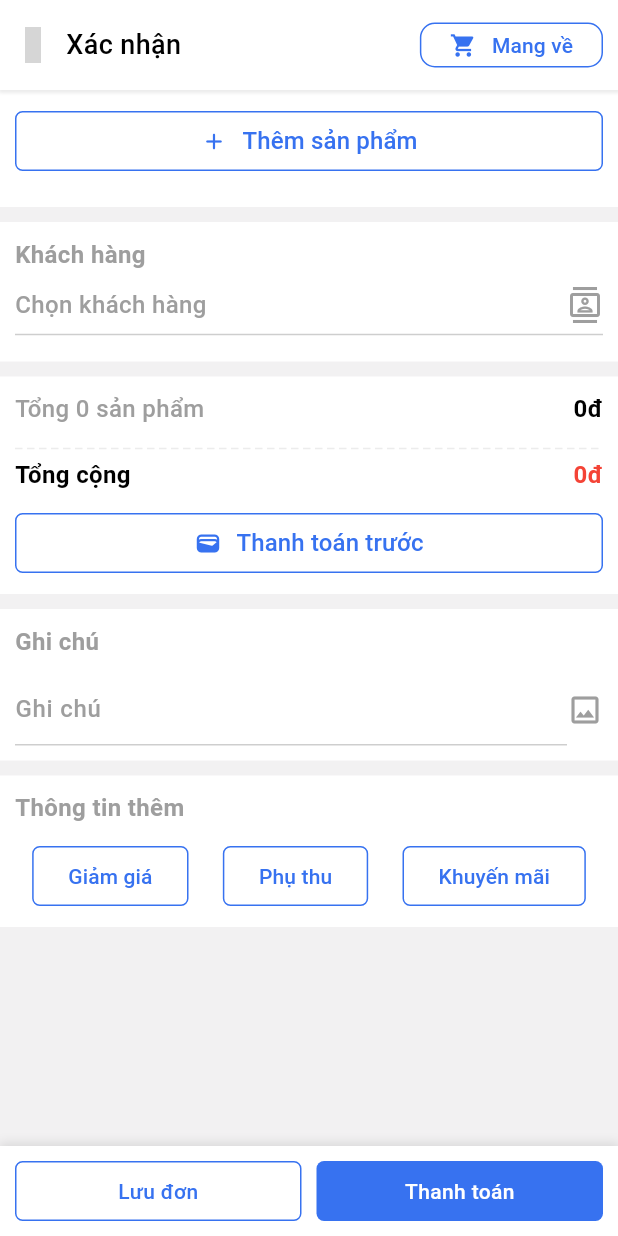
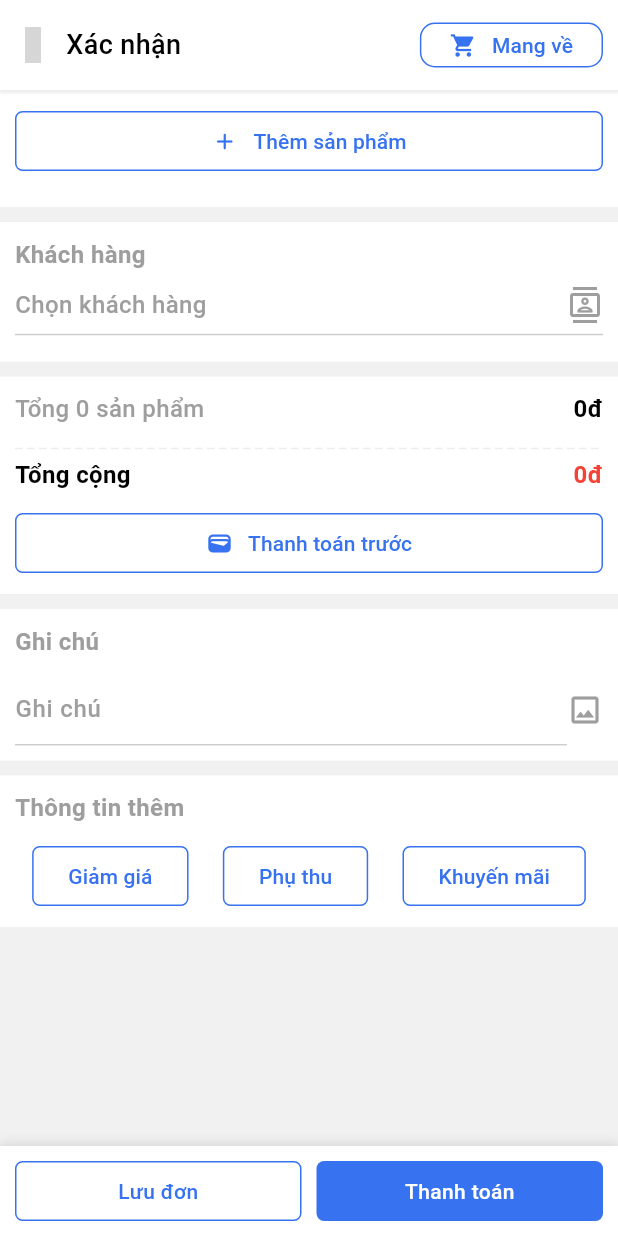
Before and after one commit to DinnBlack/POS-Flutter-App, a Flutter app: the OrderCreateScreen screen opened by its route, on a phone screen of 412 x 824 dp. Run offline on Flutter 3.47's test engine with Material 3 defaults, Android fonts, the phone set to English and light mode, and no system bars; our stand-ins replace bloc, carousel_slider, device_preview, equatable, firebase_auth, firebase_core and 9 more; accounts and stored records are empty; grey boxes are pictures that could not be loaded.

Commit message:
update: event and logic in OrderPage, UI Customer

```diff
--- a/lib/features/order/bloc/order_event.dart
+++ b/lib/features/order/bloc/order_event.dart
@@ -5,7 +5,12 @@ sealed class OrderEvent {}
 
 class OrderCreateStarted extends OrderEvent {}
 
-class OrderFetchStarted extends OrderEvent {}
+class OrderFetchStarted extends OrderEvent {
+  final String? status;
+  final String? sortBy;
+
+  OrderFetchStarted({this.status, this.sortBy});
+}
 
 class AddProductToOrderListStarted extends OrderEvent {
   final ProductModel product;
@@ -37,6 +42,7 @@ class UpdateProductDetailsStarted extends OrderEvent {
 }
 
 class UpdateOrderDetailsStarted extends OrderEvent {
+  final String? orderId;
   final int? newTotalPrice;
   final String? newCustomerName;
   final DateTime? newOrderTime;
@@ -47,6 +53,7 @@ class UpdateOrderDetailsStarted extends OrderEvent {
   final String? newPaymentMethod;
 
   UpdateOrderDetailsStarted({
+    this.orderId,
     this.newTotalPrice,
     this.newCustomerName,
     this.newOrderTime,
--- a/lib/features/order/bloc/order_state.dart
+++ b/lib/features/order/bloc/order_state.dart
@@ -44,3 +44,9 @@ class OrderFetchFailure extends OrderState {
 
   OrderFetchFailure({this.error = 'Failed to fetch orders.'});
 }
+
+class OrderUpdateFailure extends OrderState { // Added to handle failure case
+  final String error;
+
+  OrderUpdateFailure({this.error = 'Failed to update order.'});
+}
--- a/lib/models/order_model.dart
+++ b/lib/models/order_model.dart
@@ -3,10 +3,10 @@ import 'package:pos_flutter_app/models/product_model.dart';
 class OrderModel {
   final String? orderId;
   final List<ProductModel>? products;
-  final int? discount;  // Discount in currency
-  final int? shipping;   // Shipping cost
-  final int? surcharge;  // Additional charges
-  final int? totalPrice; // Final total price after calculations
+  final int? discount;
+  final int? shipping;
+  final int? surcharge;
+  final int? totalPrice;
   final String? customerName;
   final DateTime? orderTime;
   final String? status;
@@ -15,7 +15,6 @@ class OrderModel {
   final String? note;
   final String? paymentMethod;
 
-  // Total price after applying discount, adding shipping and surcharge
   int get finalTotalPrice {
     int basePrice = totalPrice ?? 0;
     return basePrice - (discount ?? 0) + (shipping ?? 0) + (surcharge ?? 0);
--- a/lib/routes/page_routes.dart
+++ b/lib/routes/page_routes.dart
@@ -1,5 +1,6 @@
 import 'package:flutter/material.dart';
 import '../screens/mobile/pages/activity_page/activity_page_mobile_screen.dart';
+import '../screens/mobile/pages/customer_page/customer_page_mobile_screen.dart';
 import '../screens/mobile/pages/inventory_page/inventory_page_mobile_screen.dart';
 import '../screens/mobile/pages/order_page/order_page_mobile_screen.dart';
 import '../screens/services/billing_queue/billing_queue_screen.dart';
@@ -33,12 +34,14 @@ class PageRoutes {
   static const String activityPageMobile = 'ActivityPageMobileScreen';
   static const String orderPageMobile = 'OrderPageMobileScreen';
   static const String inventoryPageMobile = 'InventoryPageMobileScreen';
+  static const String customerPageMobile = 'CustomerPageMobileScreen';
 
   static Map<String, WidgetBuilder> getMobileRoutes() {
     return {
       activityPageMobile: (context) => const ActivityPageMobileScreen(),
       orderPageMobile: (context) => const OrderPageMobileScreen(),
       inventoryPageMobile: (context) => const InventoryPageMobileScreen(),
+      customerPageMobile: (context) => const CustomerPageMobileScreen(),
     };
   }
 }
--- a/lib/widgets/common_widgets/custom_grid_products_item.dart
+++ b/lib/widgets/common_widgets/custom_grid_products_item.dart
@@ -79,7 +79,8 @@ class _CustomGridProductsItemState extends State<CustomGridProductsItem> {
   Widget build(BuildContext context) {
     return GestureDetector(
       onTap: () {
-        if (widget.product.request!.isNotEmpty) {
+        if (widget.product.request != null &&
+            widget.product.request!.isNotEmpty) {
           showProductDetailsDialog();
         } else {
           setState(() {
--- a/lib/widgets/common_widgets/custom_outline_button.dart
+++ b/lib/widgets/common_widgets/custom_outline_button.dart
@@ -6,13 +6,18 @@ import '../../utils/ui_util/app_text_style.dart';
 class CustomOutlineButton extends StatelessWidget {
   final VoidCallback onPressed;
   final String text;
-  final IconData icon;
+  final IconData? icon;
+  final double? height;
+  final double textSize; // Thêm tham số textSize
 
-  const CustomOutlineButton(
-      {super.key,
-      required this.onPressed,
-      required this.text,
-      required this.icon});
+  const CustomOutlineButton({
+    super.key,
+    required this.onPressed,
+    required this.text,
+    this.icon,
+    this.height,
+    this.textSize = MEDIUM_TEXT_SIZE, // Gán giá trị mặc định cho textSize
+  });
 
   @override
   Widget build(BuildContext context) {
@@ -20,7 +25,7 @@ class CustomOutlineButton extends StatelessWidget {
       onPressed: onPressed,
       style: OutlinedButton.styleFrom(
         side: const BorderSide(color: PRIMARY_COLOR),
-        minimumSize: const Size(double.infinity, 40),
+        minimumSize: Size(double.infinity, height ?? 40),
         padding: const EdgeInsets.symmetric(horizontal: MEDIUM_PADDING),
         shape: RoundedRectangleBorder(
           borderRadius: BorderRadius.circular(SMALL_BORDER_RADIUS),
@@ -29,11 +34,13 @@ class CustomOutlineButton extends StatelessWidget {
       child: Row(
         mainAxisSize: MainAxisSize.min,
         children: [
-          Icon(icon, color: PRIMARY_COLOR, size: 18),
-          const SizedBox(width: DEFAULT_MARGIN),
+          if (icon != null) ...[
+            Icon(icon, color: PRIMARY_COLOR, size: 18),
+            const SizedBox(width: DEFAULT_MARGIN),
+          ],
           Text(
             text,
-            style: AppTextStyle.medium(LARGE_TEXT_SIZE, PRIMARY_COLOR),
+            style: AppTextStyle.medium(textSize, PRIMARY_COLOR), // Sử dụng textSize
           ),
         ],
       ),
--- a/lib/widgets/common_widgets/menu_mobile.dart
+++ b/lib/widgets/common_widgets/menu_mobile.dart
@@ -12,7 +12,7 @@ class MenuMobile extends StatelessWidget {
 
   @override
   Widget build(BuildContext context) {
-    return Container(  // Use a Container instead of Scaffold
+    return Container(
       color: BACKGROUND_COLOR,
       padding: const EdgeInsets.all(DEFAULT_PADDING),
       child: GridView.count(
@@ -20,7 +20,7 @@ class MenuMobile extends StatelessWidget {
         mainAxisSpacing: DEFAULT_PADDING,
         crossAxisSpacing: DEFAULT_PADDING,
         physics: const NeverScrollableScrollPhysics(),
-        shrinkWrap: true,  // Allow the GridView to wrap its height
+        shrinkWrap: true,
         children: [
           _buildMenuItem(
             context,
@@ -48,7 +48,7 @@ class MenuMobile extends StatelessWidget {
             'Khách hàng',
             Iconsax.profile_2user,
             Colors.blue,
-            PageRoutes.orderPageMobile,
+            PageRoutes.customerPageMobile,
           ),
           _buildMenuItem(
             context,
```
Also changed, not shown: lib/features/order/bloc/order_bloc.dart (+72 -7 lines), lib/features/order/data/order_firebase.dart (+57 -0 lines), lib/screens/mobile/main_mobile_screen.dart (+10 -1 lines), lib/screens/mobile/pages/activity_page/activity_page_mobile_screen.dart (+27 -5 lines), lib/screens/mobile/pages/customer_page/customer_page_mobile_screen.dart (added, +67 -0 lines), lib/screens/services/order/orders_list/empty_order_list_screen.dart (added, +45 -0 lines), lib/screens/services/order/orders_list/orders_list_screen.dart (+31 -4 lines), lib/widgets/normal_widgets/custom_orders_list_item.dart (+36 -15 lines).
